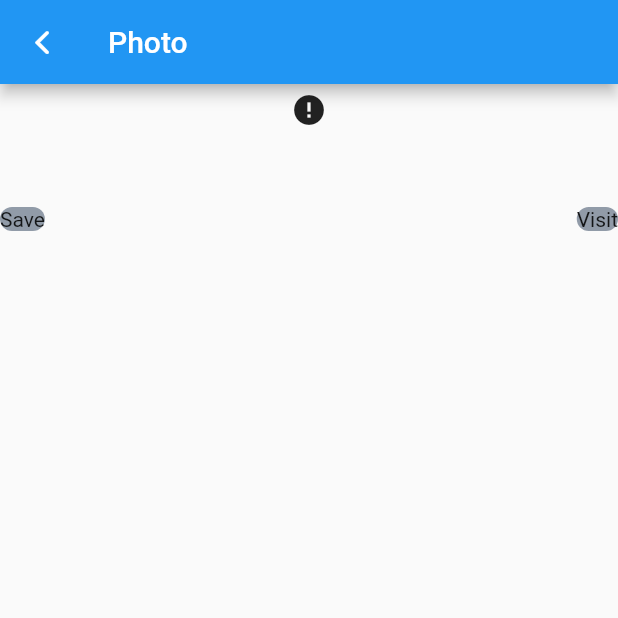
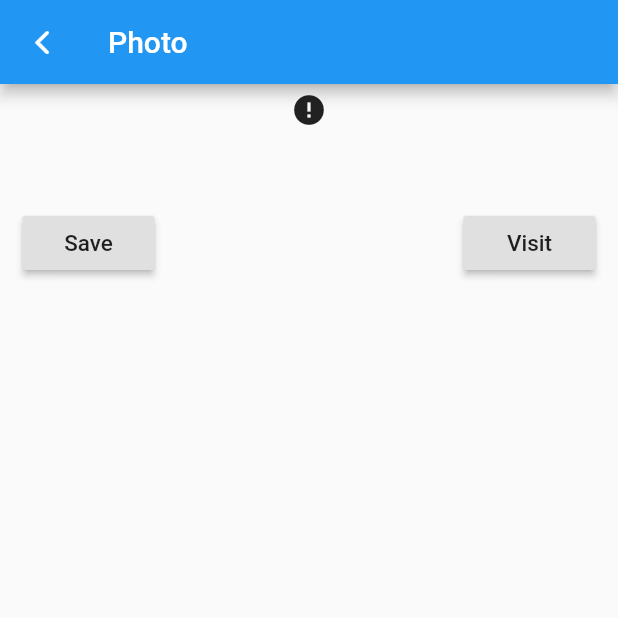
Before and after one commit to nazip/skill_branch_flutter, a Flutter app: the FullScreenImage screen opened directly, on a phone screen of 412 x 824 dp, the top half of it. Run offline on Flutter 3.47's test engine with Material 2 defaults, Android fonts, the phone set to English and light mode, and no system bars; drawn by our look-alikes of cached_network_image; network calls fail.

Commit message:
btn refactor

```diff
--- a/lib/screens/photo_screen.dart
+++ b/lib/screens/photo_screen.dart
@@ -3,9 +3,6 @@ import 'package:flutter/cupertino.dart';
 import 'package:flutter/material.dart';
 import '../widgets/widgets.dart';
 import './feed_screen.dart';
-
-// const String kFlutterDash =
-//     'https://skill-branch.ru/img/speakers/Adechenko.jpg';
 
 class FullScreenImage extends StatelessWidget {
   const FullScreenImage(
@@ -44,45 +41,38 @@ class FullScreenImage extends StatelessWidget {
       Text(this.name == null ? '' : this.name),
       Text(this.userName == null ? '' : '@' + this.userName),
       Text(this.altDescription == null ? '' : this.altDescription),
-      GestureDetector(
-        child: Row(children: [
-          Container(
-            child: Text('Save'),
-            decoration: BoxDecoration(
-                color: AppColors.manatee,
-                borderRadius: BorderRadius.circular(12)),
-          ),
-          Container(
-            child: Text('Visit'),
-            decoration: BoxDecoration(
-                color: AppColors.manatee,
-                borderRadius: BorderRadius.circular(12)),
-          ),
-        ], mainAxisAlignment: MainAxisAlignment.spaceBetween),
+      Padding(
+        padding: const EdgeInsets.only(left: 15, right: 15),
+        child: GestureDetector(
+          child: Row(children: [
+            MyButton('Save', () => debugPrint("Save")),
+            MyButton('Visit', () => debugPrint("Visit")),
+          ], mainAxisAlignment: MainAxisAlignment.spaceBetween),
+        ),
       )
     ]));
   }
 }
 
-// class AppBar extends StatefulWidget {
-//   AppBar({this.title, this.leading, Key key}) : super(key: key);
+class MyButton extends StatelessWidget {
+  const MyButton(String text, Function onPress, {Key key})
+      : this.text = text,
+        this.onPress = onPress,
+        super(key: key);
 
-//   final String title;
-//   final String leading;
+  final String text;
+  final Function onPress;
 
-//   @override
-//   _AppBarState createState() => _AppBarState();
-// }
-
-// class _AppBarState extends State<AppBar> {
-//   @override
-//   Widget build(BuildContext context) {
-//     return Column(
-//       children: [
-//         Row(children: [
-//           IconButton(icon: Icon(Icons.chevron_left), onPressed: null)
-//         ],)
-//       ],
-//     );
-//   }
-// }
+  @override
+  Widget build(BuildContext context) {
+    return Container(
+      child: Container(
+        child: RaisedButton(
+          onPressed: this.onPress,
+          child: Text(this.text, style: TextStyle(fontSize: 15)),
+        ),
+        decoration: BoxDecoration(borderRadius: BorderRadius.circular(25)),
+      ),
+    );
+  }
+}
```
Also changed, not shown: pubspec.lock.
